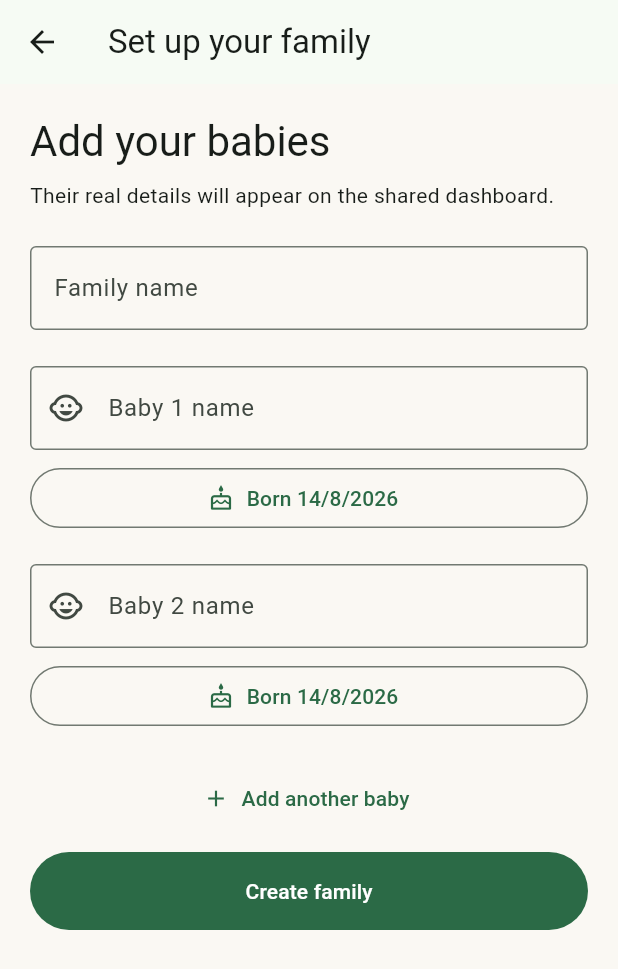
After one commit to RyanLouw/BabbyApp, a Flutter app: the CreateFamilyScreen screen opened directly, on a phone screen of 412 x 824 dp. The commit adds this screen. Shown: the top 969 px of the screen. Run offline on Flutter 3.47's test engine with Material 3 defaults, Android fonts, the phone set to English and light mode, and no system bars; our stand-ins replace cloud_firestore, firebase_auth, firebase_core, flutter_riverpod, go_router, shared_preferences; accounts and stored records are empty.

Commit message:
Replace dummy babies with family setup data

```diff
--- a/untitled/lib/features/babies/domain/baby.dart
+++ b/untitled/lib/features/babies/domain/baby.dart
@@ -6,6 +6,14 @@ class Baby {
   final String id, familyId, name, createdBy;
   final DateTime dateOfBirth, createdAt;
   final String? profileImage;
+  Map<String, Object?> toFirestore() => {
+    'familyId': familyId,
+    'name': name,
+    'dateOfBirth': Timestamp.fromDate(dateOfBirth.toUtc()),
+    'profileImage': profileImage,
+    'createdAt': Timestamp.fromDate(createdAt.toUtc()),
+    'createdBy': createdBy,
+  };
   factory Baby.fromFirestore(String id, Map<String, Object?> value) => Baby(id: id,
     familyId: value['familyId']! as String, name: value['name']! as String,
     dateOfBirth: (value['dateOfBirth']! as Timestamp).toDate(),
--- /dev/null
+++ b/untitled/lib/features/family/data/family_repository.dart
@@ -0,0 +1,82 @@
+import 'dart:math';
+
+import 'package:cloud_firestore/cloud_firestore.dart';
+import 'package:firebase_auth/firebase_auth.dart';
+import 'package:uuid/uuid.dart';
+
+import '../../babies/domain/baby.dart';
+
+class FamilyRepository {
+  FamilyRepository(this._firestore, this._auth);
+
+  final FirebaseFirestore _firestore;
+  final FirebaseAuth _auth;
+
+  Stream<String?> watchCurrentFamilyId() {
+    final user = _auth.currentUser;
+    if (user == null) return Stream.value(null);
+    return _firestore.collection('users').doc(user.uid).snapshots().map(
+          (snapshot) => snapshot.data()?['familyId'] as String?,
+        );
+  }
+
+  Stream<List<Baby>> watchBabies(String familyId) => _firestore
+      .collection('families')
+      .doc(familyId)
+      .collection('babies')
+      .orderBy('createdAt')
+      .snapshots(includeMetadataChanges: true)
+      .map(
+        (snapshot) => snapshot.docs
+            .map((document) => Baby.fromFirestore(document.id, document.data()))
+            .toList(),
+      );
+
+  Future<String> createFamily({
+    required String name,
+    required List<({String name, DateTime dateOfBirth})> babies,
+  }) async {
+    final user = _auth.currentUser;
+    if (user == null) throw StateError('A signed-in user is required.');
+    if (babies.isEmpty) throw ArgumentError('Add at least one baby.');
+
+    final family = _firestore.collection('families').doc();
+    final batch = _firestore.batch();
+    final now = DateTime.now().toUtc();
+    final inviteCode = (100000 + Random.secure().nextInt(900000)).toString();
+
+    batch.set(family, {
+      'name': name.trim(),
+      'inviteCode': inviteCode,
+      'createdBy': user.uid,
+      'createdAt': Timestamp.fromDate(now),
+    });
+    batch.set(family.collection('members').doc(user.uid), {
+      'userId': user.uid,
+      'displayName': user.displayName ?? user.email ?? 'Owner',
+      'role': 'owner',
+      'joinedAt': Timestamp.fromDate(now),
+    });
+    batch.set(_firestore.collection('users').doc(user.uid), {
+      'email': user.email,
+      'displayName': user.displayName,
+      'familyId': family.id,
+      'updatedAt': Timestamp.fromDate(now),
+    }, SetOptions(merge: true));
+
+    for (final input in babies) {
+      final id = const Uuid().v4();
+      final baby = Baby(
+        id: id,
+        familyId: family.id,
+        name: input.name.trim(),
+        dateOfBirth: input.dateOfBirth,
+        createdAt: now,
+        createdBy: user.uid,
+      );
+      batch.set(family.collection('babies').doc(id), baby.toFirestore());
+    }
+    await batch.commit();
+    return family.id;
+  }
+}
--- /dev/null
+++ b/untitled/lib/features/family/presentation/create_family_screen.dart
@@ -0,0 +1,149 @@
+import 'package:flutter/material.dart';
+import 'package:flutter_riverpod/flutter_riverpod.dart';
+
+import '../../../core/providers.dart';
+
+class CreateFamilyScreen extends ConsumerStatefulWidget {
+  const CreateFamilyScreen({super.key});
+
+  @override
+  ConsumerState<CreateFamilyScreen> createState() => _CreateFamilyScreenState();
+}
+
+class _CreateFamilyScreenState extends ConsumerState<CreateFamilyScreen> {
+  final _formKey = GlobalKey<FormState>();
+  final _familyName = TextEditingController();
+  final List<TextEditingController> _babyNames = [
+    TextEditingController(),
+    TextEditingController(),
+  ];
+  final List<DateTime> _birthDates = [DateTime.now(), DateTime.now()];
+  bool _saving = false;
+  String? _error;
+
+  @override
+  void dispose() {
+    _familyName.dispose();
+    for (final controller in _babyNames) {
+      controller.dispose();
+    }
+    super.dispose();
+  }
+
+  void _addBaby() {
+    setState(() {
+      _babyNames.add(TextEditingController());
+      _birthDates.add(DateTime.now());
+    });
+  }
+
+  Future<void> _chooseBirthDate(int index) async {
+    final selected = await showDatePicker(
+      context: context,
+      initialDate: _birthDates[index],
+      firstDate: DateTime(2020),
+      lastDate: DateTime.now(),
+      helpText: 'Select date of birth',
+    );
+    if (selected != null) setState(() => _birthDates[index] = selected);
+  }
+
+  Future<void> _save() async {
+    if (!_formKey.currentState!.validate()) return;
+    setState(() {
+      _saving = true;
+      _error = null;
+    });
+    try {
+      await ref.read(familyRepositoryProvider).createFamily(
+            name: _familyName.text,
+            babies: [
+              for (var i = 0; i < _babyNames.length; i++)
+                (name: _babyNames[i].text, dateOfBirth: _birthDates[i]),
+            ],
+          );
+    } on Exception {
+      if (mounted) {
+        setState(() => _error = 'We could not save your family. Try again.');
+      }
+    } finally {
+      if (mounted) setState(() => _saving = false);
+    }
+  }
+
+  @override
+  Widget build(BuildContext context) {
+    return Scaffold(
+      appBar: AppBar(title: const Text('Set up your family')),
+      body: Form(
+        key: _formKey,
+        child: ListView(
+          padding: const EdgeInsets.all(20),
+          children: [
+            Text(
+              'Add your babies',
+              style: Theme.of(context).textTheme.headlineMedium,
+            ),
+            const SizedBox(height: 8),
+            const Text('Their real details will appear on the shared dashboard.'),
+            const SizedBox(height: 24),
+            TextFormField(
+              controller: _familyName,
+              decoration: const InputDecoration(
+                labelText: 'Family name',
+                hintText: 'Louw Family',
+              ),
+              validator: _required,
+            ),
+            const SizedBox(height: 24),
+            for (var index = 0; index < _babyNames.length; index++) ...[
+              TextFormField(
+                controller: _babyNames[index],
+                textCapitalization: TextCapitalization.words,
+                decoration: InputDecoration(
+                  labelText: 'Baby ${index + 1} name',
+                  prefixIcon: const Icon(Icons.child_care),
+                ),
+                validator: _required,
+              ),
+              const SizedBox(height: 8),
+              OutlinedButton.icon(
+                onPressed: () => _chooseBirthDate(index),
+                icon: const Icon(Icons.cake_outlined),
+                label: Text('Born ${_formatDate(_birthDates[index])}'),
+              ),
+              const SizedBox(height: 20),
+            ],
+            TextButton.icon(
+              onPressed: _addBaby,
+              icon: const Icon(Icons.add),
+              label: const Text('Add another baby'),
+            ),
+            if (_error != null)
+              Padding(
+                padding: const EdgeInsets.symmetric(vertical: 8),
+                child: Text(
+                  _error!,
+                  style: TextStyle(color: Theme.of(context).colorScheme.error),
+                ),
+              ),
+            const SizedBox(height: 12),
+            FilledButton(
+              onPressed: _saving ? null : _save,
+              child: _saving
+                  ? const CircularProgressIndicator()
+                  : const Text('Create family'),
+            ),
+          ],
+        ),
+      ),
+    );
+  }
+
+  static String? _required(String? value) => value?.trim().isEmpty ?? true
+      ? 'This field is required.'
+      : null;
+
+  static String _formatDate(DateTime date) =>
+      '${date.day}/${date.month}/${date.year}';
+}
```
Also changed, not shown: untitled/lib/core/providers.dart (+22 -3 lines), untitled/lib/features/home/presentation/home_screen.dart (+186 -7 lines), 2 other files.
